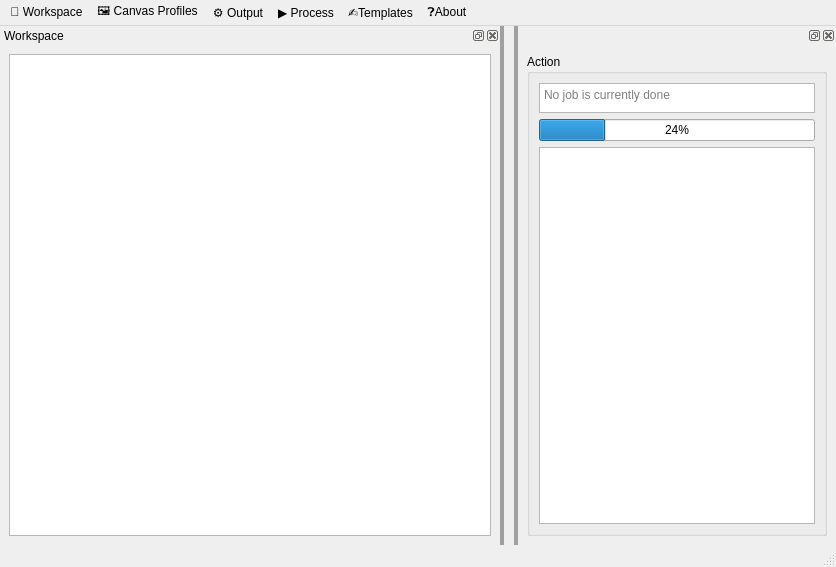
Qt form mainwindow.ui (ShadobaDev/Platemaker-qt) before a commit.
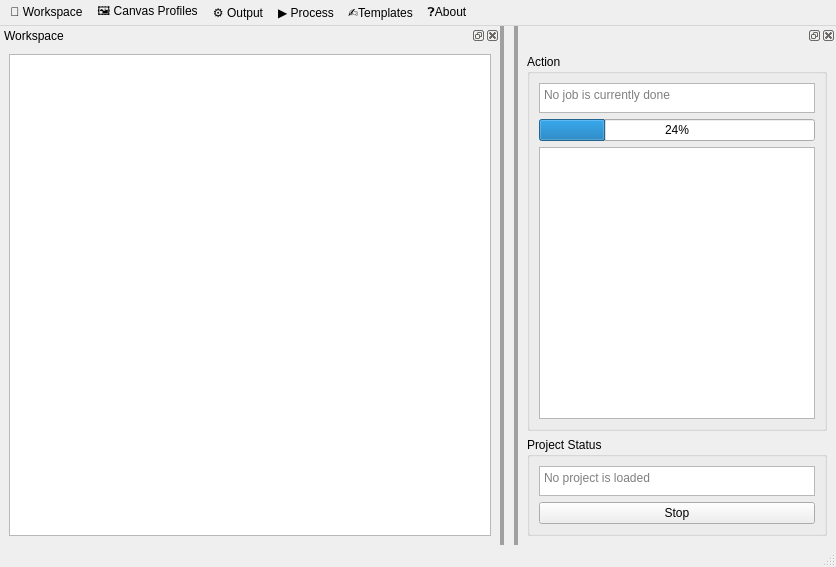
The same form after that commit.

```diff
--- a/mainwindow.ui
+++ b/mainwindow.ui
@@ -210,6 +210,47 @@
        </layout>
       </widget>
      </item>
+     <item>
+      <widget class="QGroupBox" name="groupBox">
+       <property name="maximumSize">
+        <size>
+         <width>16777215</width>
+         <height>200</height>
+        </size>
+       </property>
+       <property name="title">
+        <string>Project Status</string>
+       </property>
+       <layout class="QVBoxLayout" name="verticalLayout_5">
+        <item>
+         <widget class="QTextBrowser" name="textBrowserProjectStatus">
+          <property name="sizePolicy">
+           <sizepolicy hsizetype="Preferred" vsizetype="Preferred">
+            <horstretch>0</horstretch>
+            <verstretch>0</verstretch>
+           </sizepolicy>
+          </property>
+          <property name="maximumSize">
+           <size>
+            <width>16777215</width>
+            <height>30</height>
+           </size>
+          </property>
+          <property name="placeholderText">
+           <string>No project is loaded</string>
+          </property>
+         </widget>
+        </item>
+        <item>
+         <widget class="QPushButton" name="pushButtonStop">
+          <property name="text">
+           <string>Stop</string>
+          </property>
+         </widget>
+        </item>
+       </layout>
+      </widget>
+     </item>
     </layout>
    </widget>
   </widget>
```
Left out of the diff: 8 changed lines with no effect on the pictures.
